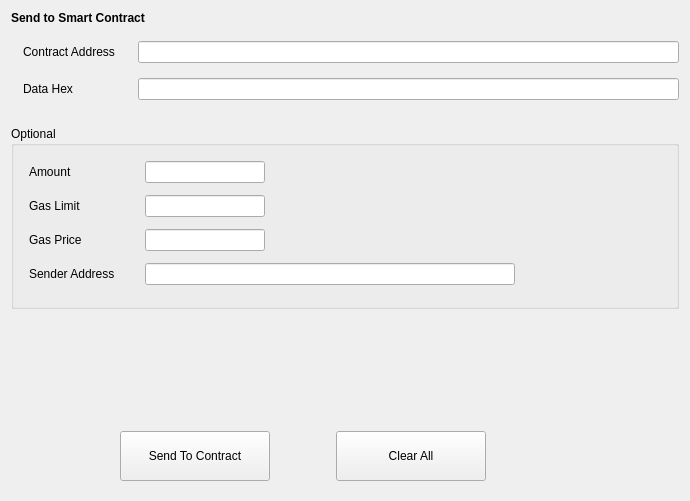
Above: src/qt/forms/sendtocontract.ui from qtumproject/qtum before the change. Below: the same form after it.
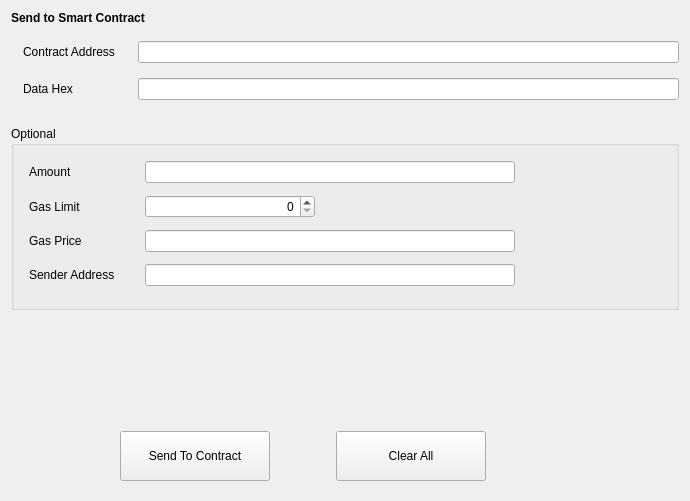
That is the form after the change. Custom widgets are drawn as their Qt base class.

Commit message: Update contract GUI defaults

What changed in the file:
```diff
--- a/src/qt/forms/sendtocontract.ui
+++ b/src/qt/forms/sendtocontract.ui
@@ -111,24 +111,20 @@
        <number>12</number>
       </property>
       <item row="1" column="1">
-       <widget class="QLineEdit" name="lineEditGasLimit">
+       <widget class="QSpinBox" name="lineEditGasLimit">
         <property name="maximumSize">
          <size>
-          <width>120</width>
+          <width>170</width>
           <height>16777215</height>
          </size>
         </property>
+        <property name="alignment">
+         <set>Qt::AlignRight|Qt::AlignTrailing|Qt::AlignVCenter</set>
+        </property>
        </widget>
       </item>
       <item row="2" column="1">
-       <widget class="QLineEdit" name="lineEditGasPrice">
-        <property name="maximumSize">
-         <size>
-          <width>120</width>
-          <height>16777215</height>
-         </size>
-        </property>
-       </widget>
+       <widget class="BitcoinAmountField" name="lineEditGasPrice"/>
       </item>
       <item row="3" column="0">
        <widget class="QLabel" name="labelSenderAddress">
@@ -168,14 +164,7 @@
        </widget>
       </item>
       <item row="0" column="1">
-       <widget class="QLineEdit" name="lineEditAmount">
-        <property name="maximumSize">
-         <size>
-          <width>120</width>
-          <height>16777215</height>
-         </size>
-        </property>
-       </widget>
+       <widget class="BitcoinAmountField" name="lineEditAmount"/>
       </item>
       <item row="0" column="0">
        <widget class="QLabel" name="labelAmount">
@@ -305,6 +294,14 @@
    </item>
   </layout>
  </widget>
+ <customwidgets>
+  <customwidget>
+   <class>BitcoinAmountField</class>
+   <extends>QLineEdit</extends>
+   <header>bitcoinamountfield.h</header>
+   <container>1</container>
+  </customwidget>
+ </customwidgets>
  <resources/>
  <connections/>
 </ui>
```
The commit also changes 5 other files.
